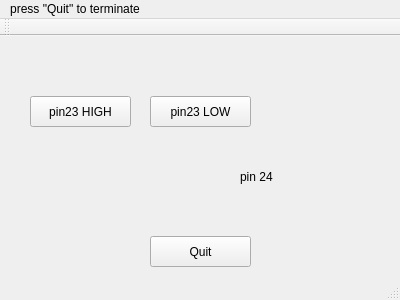
Qt form mainwindow.ui (salvato/quit_wiringPi) before a commit.
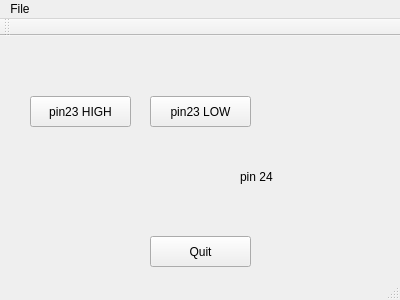
The same form after that commit.

Diff of the .ui file:
```diff
--- a/mainwindow.ui
+++ b/mainwindow.ui
@@ -104,7 +104,7 @@
    </property>
    <widget class="QMenu" name="menuPress_Quit_to_terminate">
     <property name="title">
-     <string>press &quot;Quit&quot; to terminate</string>
+     <string>File</string>
     </property>
    </widget>
    <addaction name="menuPress_Quit_to_terminate"/>
```
Left out of the diff: 25 changed lines with no effect on the pictures.
